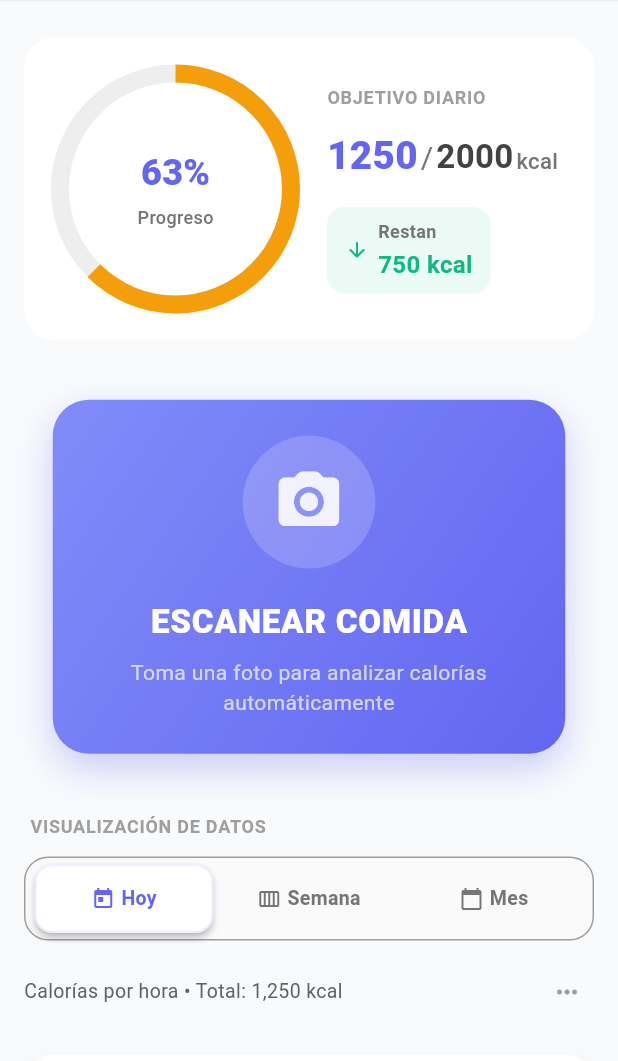
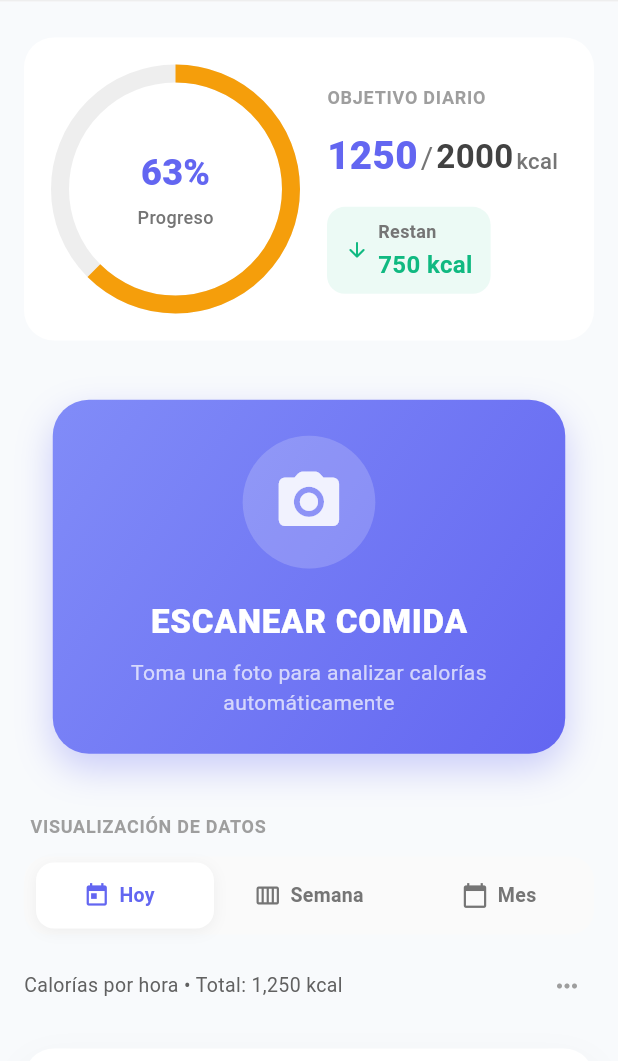
Before and after one commit to sergiosabater/myfoodtracker, a Flutter app: the screen it shows after launch, on a phone screen of 412 x 824 dp, the part 120-1181 px from its top. Run offline on Flutter 3.47's test engine with Material 3 defaults, Android fonts, the phone set to English and light mode, and no system bars; drawn by our look-alikes of shimmer; our stand-ins replace visibility_detector.

Commit message:
feat: implement animated sliding selector

```diff
--- a/lib/presentation/widgets/calorie_progress_card.dart
+++ b/lib/presentation/widgets/calorie_progress_card.dart
@@ -185,7 +185,7 @@ class _CalorieProgressCardState extends State<CalorieProgressCard>
             textBaseline: TextBaseline.alphabetic,
             children: [
               Text(
-                '${widget.consumed.toStringAsFixed(0)}',
+                widget.consumed.toStringAsFixed(0),
                 style: const TextStyle(
                   fontSize: 28, // Reducido de 34
                   fontWeight: FontWeight.w900,
@@ -203,7 +203,7 @@ class _CalorieProgressCardState extends State<CalorieProgressCard>
               ),
               const SizedBox(width: 2),
               Text(
-                '${widget.goal.toStringAsFixed(0)}',
+                widget.goal.toStringAsFixed(0),
                 style: TextStyle(
                   fontSize: 24, // Reducido de 28
                   fontWeight: FontWeight.w700,
--- a/lib/presentation/widgets/chart_selector.dart
+++ b/lib/presentation/widgets/chart_selector.dart
@@ -14,7 +14,6 @@ class ChartSelector extends StatefulWidget {
 }
 
 class _ChartSelectorState extends State<ChartSelector> {
-  // 🔥 Eliminada la opción 'Año' y ajustados los textos
   static const List<Map<String, dynamic>> chartTypes = [
     {'id': 'today', 'label': 'Hoy', 'icon': Icons.today},
     {'id': 'week', 'label': 'Semana', 'icon': Icons.calendar_view_week},
@@ -41,27 +40,43 @@ class _ChartSelectorState extends State<ChartSelector> {
           ),
         ),
         const SizedBox(height: 12),
-        // Selector de periodo con ajustes para evitar overflow
         Container(
-          padding: const EdgeInsets.all(4), // 🔥 Reducido de 6
+          height: 52,
           decoration: BoxDecoration(
             color: Colors.grey[50],
             borderRadius: BorderRadius.circular(16),
-            border: Border.all(color: Colors.grey, width: 1),
           ),
-          child: Row(
-            children: chartTypes.map((type) {
+          child: Stack(
+            children: [
+              AnimatedPositioned(
+                duration: const Duration(milliseconds: 300),
+                curve: Curves.easeInOut,
+                left: _getIndicatorPosition(),
+                child: Container(
+                  width: _getIndicatorWidth(),
+                  height: 44,
+                  margin: const EdgeInsets.symmetric(vertical: 4, horizontal: 4),
+                  decoration: BoxDecoration(
+                    color: AppTheme.surface,
+                    borderRadius: BorderRadius.circular(12),
+                    boxShadow: [
+                      BoxShadow(
+                        color: Colors.black.withOpacity(0.05),
+                        blurRadius: 8,
+                        offset: const Offset(0, 2),
+                      ),
+                    ],
+                  ),
+                ),
+              ),
+              Row(
+                children: chartTypes.asMap().entries.map((entry) {
+                  final index = entry.key;
+                  final type = entry.value;
                   final bool isSelected = _selectedChart == type['id'];
 
                   return Expanded(
-                child: Padding(
-                  padding: const EdgeInsets.symmetric(horizontal: 2.0), // 🔥 Reducido de 4.0
-                  child: Material(
-                    color: isSelected ? AppTheme.surface : Colors.transparent,
-                    borderRadius: BorderRadius.circular(12),
-                    elevation: isSelected ? 2 : 0,
-                    child: InkWell(
-                      borderRadius: BorderRadius.circular(12),
+                    child: GestureDetector(
                       onTap: () {
                         setState(() {
                           _selectedChart = type['id'];
@@ -69,37 +84,26 @@ class _ChartSelectorState extends State<ChartSelector> {
                         widget.onViewChanged(type['id']);
                       },
                       child: Container(
-                        padding: const EdgeInsets.symmetric(
-                          vertical: 12, // 🔥 Reducido de 14
-                          horizontal: 6, // 🔥 Reducido de 8
-                        ),
+                        height: 52,
                         decoration: BoxDecoration(
-                          borderRadius: BorderRadius.circular(12),
-                          border: isSelected
-                              ? Border.all(
-                                  color: AppTheme.primary.withOpacity(0.1),
-                                  width: 1.5,
-                                )
-                              : null,
+                          borderRadius: BorderRadius.circular(16),
+                          color: Colors.transparent,
                         ),
                         child: Row(
                           mainAxisAlignment: MainAxisAlignment.center,
                           children: [
                             Icon(
                               type['icon'],
-                              size: 16, // 🔥 Reducido de 18
+                              size: 18,
                               color: isSelected
                                   ? AppTheme.primary
                                   : Colors.grey[600],
                             ),
-                            const SizedBox(width: 4), // 🔥 Reducido de 8
-                            // 🔥 FittedBox para evitar overflow del texto
-                            FittedBox(
-                              fit: BoxFit.scaleDown,
-                              child: Text(
+                            const SizedBox(width: 6),
+                            Text(
                               type['label'],
                               style: TextStyle(
-                                  fontSize: 13, // 🔥 Reducido de 14
+                                fontSize: 13,
                                 fontWeight: isSelected
                                     ? FontWeight.w700
                                     : FontWeight.w600,
@@ -108,26 +112,37 @@ class _ChartSelectorState extends State<ChartSelector> {
                                     : Colors.grey[600],
                               ),
                             ),
-                            ),
                           ],
-                        ),
-                      ),
                         ),
                       ),
                     ),
                   );
                 }).toList(),
               ),
+            ],
+          ),
         ),
         const SizedBox(height: 16),
-        // Indicador de qué datos se muestran
         _buildDataIndicator(),
       ],
     );
   }
 
+  double _getIndicatorPosition() {
+    final index = chartTypes.indexWhere((type) => type['id'] == _selectedChart);
+    if (index == -1) return 4.0;
+
+    final screenWidth = MediaQuery.of(context).size.width - 32;
+    final optionWidth = screenWidth / chartTypes.length;
+    return 4.0 + (index * optionWidth);
+  }
+
+  double _getIndicatorWidth() {
+    final screenWidth = MediaQuery.of(context).size.width - 32;
+    return (screenWidth / chartTypes.length) - 8.0;
+  }
+
   Widget _buildDataIndicator() {
-    // 🔥 Actualizado sin la opción 'year'
     final Map<String, String> infoTexts = {
       'today': 'Calorías por hora • Total: 1,250 kcal',
       'week': 'Cal/día • Promedio: 1,850 kcal',
```
Lines whose indentation alone changed are shown as unchanged.
